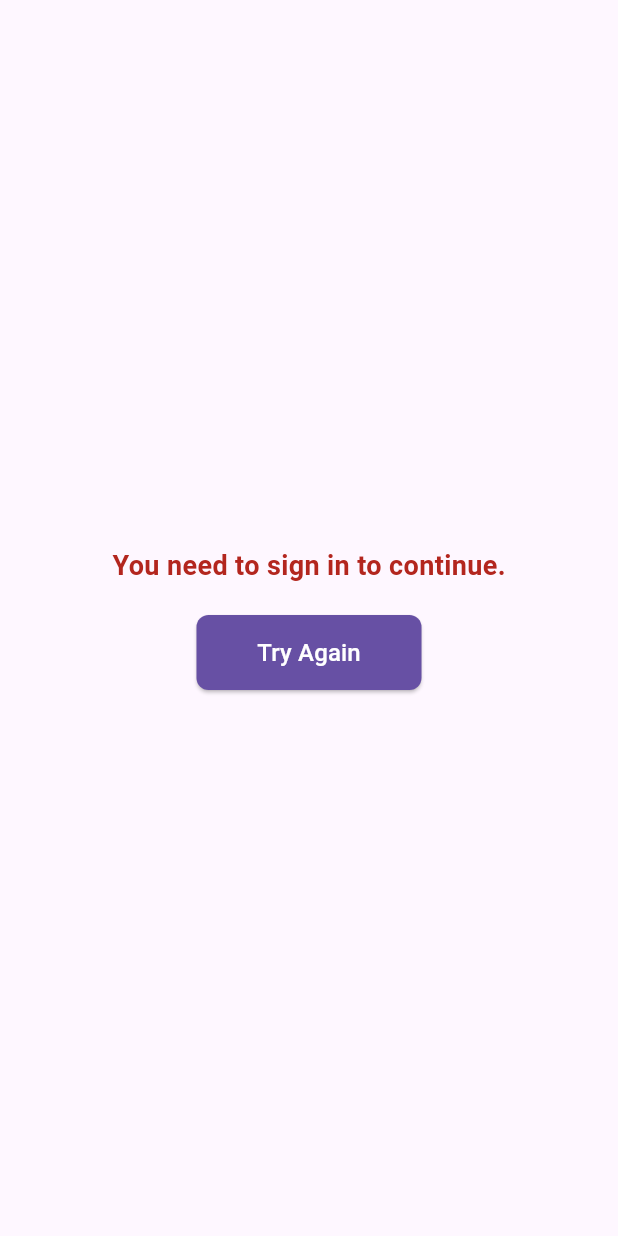
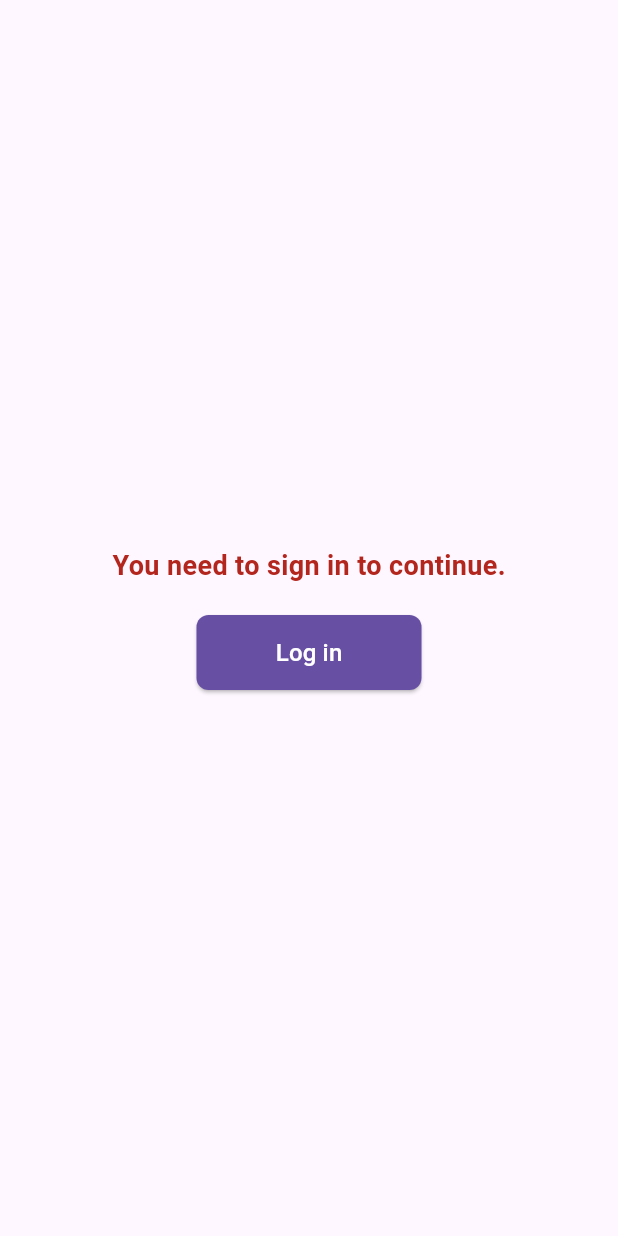
Before and after one commit to calebjderosier/hundyp-mobile, a Flutter app: the screen it shows after launch, on a phone screen of 412 x 824 dp. Run offline on Flutter 3.47's test engine with Material 3 defaults, Android fonts, the phone set to English and light mode, and no system bars; our stand-ins replace cloud_firestore, cloud_functions, firebase_analytics, firebase_auth, firebase_core, firebase_crashlytics and 3 more; missing offline and left inert: dart:html; accounts and stored records are empty.

Commit message:
I think this works

```diff
--- a/lib/screens/ledger_screen.dart
+++ b/lib/screens/ledger_screen.dart
@@ -26,7 +26,7 @@ class LedgerScreen extends StatelessWidget {
           crossAxisAlignment: CrossAxisAlignment.start,
           children: [
             Text(
-              'Version 0.69.1',
+              'Version 0.69.3',
               style: Theme.of(context).textTheme.bodyLarge,
             ),
             Text(
--- a/lib/screens/unauthenticated_home.dart
+++ b/lib/screens/unauthenticated_home.dart
@@ -32,7 +32,7 @@ class UnauthenticatedApp extends StatelessWidget {
                   ),
                 ),
                 child: Text(
-                  'Try Again',
+                  'Log in',
                   style: TextStyle(
                     color: Theme.of(context).colorScheme.onPrimary,
                     fontSize: 16,
```
Also changed, not shown: lib/authenticate.dart (+4 -4 lines), lib/screens/initialization_screen.dart (+8 -5 lines), lib/state_handlers/auth_handler.dart (+3 -4 lines).
